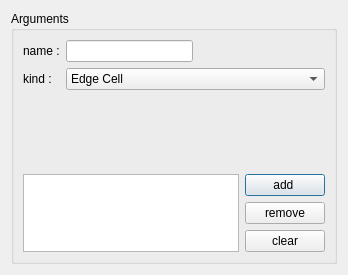
The window that src/HEXABLOCKGUI/Group_QTD.ui (SalomePlatform/hexablock) describes before a commit, drawn with Qt 5.
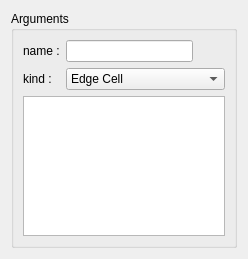
The same window after the commit.

Commit message: updated: suppress add/remove/clear button on Group, JoinQuad, PrismQuad dialog box fixed :  vertex dialog panel not showing

```diff
--- a/src/HEXABLOCKGUI/Group_QTD.ui
+++ b/src/HEXABLOCKGUI/Group_QTD.ui
@@ -6,8 +6,8 @@
    <rect>
     <x>0</x>
     <y>0</y>
-    <width>348</width>
-    <height>275</height>
+    <width>248</width>
+    <height>259</height>
    </rect>
   </property>
   <property name="windowTitle">
@@ -89,30 +89,9 @@
       </item>
       <item>
        <layout class="QGridLayout" name="gridLayout">
-        <item row="0" column="0" rowspan="3">
+        <item row="0" column="0" rowspan="2">
          <widget class="QListWidget" name="eltBase_lw"/>
         </item>
-        <item row="0" column="1">
-         <widget class="QPushButton" name="add_pb">
-          <property name="text">
-           <string>add </string>
-          </property>
-         </widget>
-        </item>
-        <item row="1" column="1">
-         <widget class="QPushButton" name="remove_pb">
-          <property name="text">
-           <string>remove</string>
-          </property>
-         </widget>
-        </item>
-        <item row="2" column="1">
-         <widget class="QPushButton" name="clear_pb">
-          <property name="text">
-           <string>clear</string>
-          </property>
-         </widget>
-        </item>
        </layout>
       </item>
      </layout>
```
The commit also changes 5 other files.
